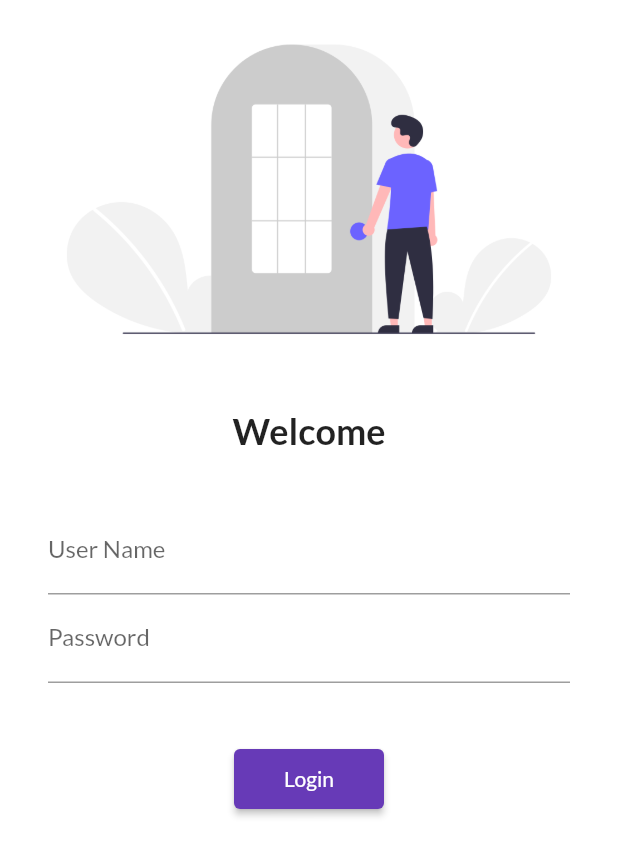
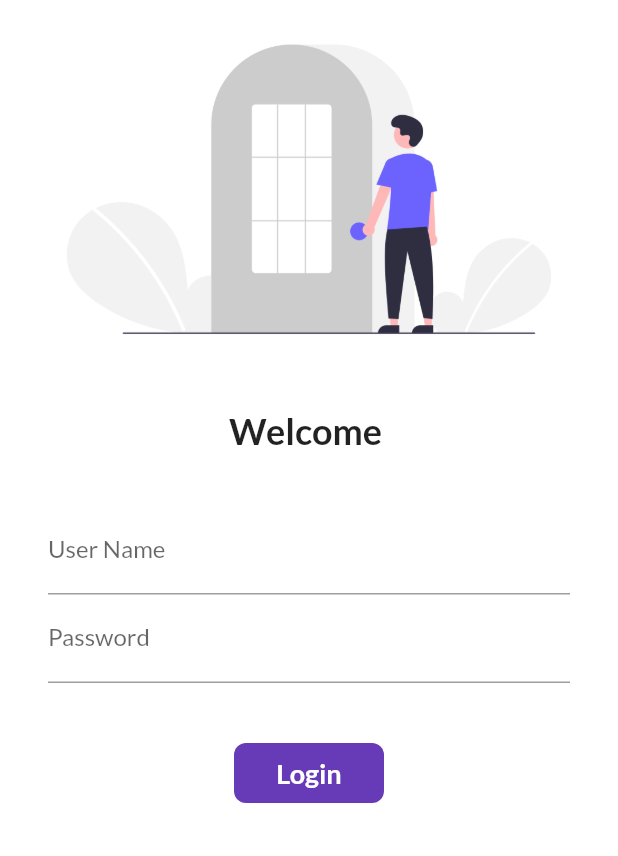
Before and after one commit to praveenpawar/30daysofFlutter, a Flutter app: the screen it shows after launch, on a phone screen of 412 x 824 dp. Shown: the top 856 px of the screen. Run offline on Flutter 3.47's test engine with Material 2 defaults, Android fonts, the phone set to English and light mode, and no system bars; our stand-ins replace google_fonts.

Commit message:
Day6 done

```diff
--- a/lib/Pages/LoginPage.dart
+++ b/lib/Pages/LoginPage.dart
@@ -1,8 +1,14 @@
 import 'package:flutter/material.dart';
-import 'package:flutter_application_1/Pages/home_page.dart';
 import 'package:flutter_application_1/utils/routes.dart';
 
-class LoginPage extends StatelessWidget {
+class LoginPage extends StatefulWidget {
+  @override
+  _LoginPageState createState() => _LoginPageState();
+}
+
+class _LoginPageState extends State<LoginPage> {
+  String name = "";
+  bool changeButton = false;
   @override
   Widget build(BuildContext context) {
     return Material(
@@ -18,7 +24,7 @@ class LoginPage extends StatelessWidget {
               height: 20.0,
             ),
             Text(
-              "Welcome",
+              "Welcome $name",
               style: TextStyle(
                 fontSize: 24,
                 fontWeight: FontWeight.bold,
@@ -35,6 +41,10 @@ class LoginPage extends StatelessWidget {
                   TextFormField(
                     decoration: InputDecoration(
                         hintText: "Enter User Name", labelText: "User Name"),
+                    onChanged: (value) {
+                      name = value;
+                      setState(() {});
+                    },
                   ),
                   TextFormField(
                     obscureText: true,
@@ -44,13 +54,45 @@ class LoginPage extends StatelessWidget {
                   SizedBox(
                     height: 40.0,
                   ),
-                  ElevatedButton(
-                    child: Text("Login"),
-                    style: TextButton.styleFrom(minimumSize: Size(100, 40)),
-                    onPressed: () {
+
+                  InkWell(
+                    onTap: () async {
+                      setState(() {
+                        changeButton = true;
+                      });
+                      await Future.delayed(Duration(seconds: 1));
                       Navigator.pushNamed(context, MyRoutes.homeRoute);
                     },
+                    child: AnimatedContainer(
+                      duration: Duration(seconds: 1),
+                      width: changeButton ? 50 : 100,
+                      height: 40,
+                      alignment: Alignment.center,
+                      child: changeButton
+                          ? Icon(
+                              Icons.done,
+                              color: Colors.white,
+                            )
+                          : Text(
+                              "Login",
+                              style: TextStyle(
+                                  color: Colors.white,
+                                  fontWeight: FontWeight.bold,
+                                  fontSize: 18),
+                            ),
+                      decoration: BoxDecoration(
+                          color: Colors.deepPurple,
+                          borderRadius:
+                              BorderRadius.circular(changeButton ? 50 : 8)),
+                    ),
                   )
+                  // ElevatedButton(
+                  //   child: Text("Login"),
+                  //   style: TextButton.styleFrom(minimumSize: Size(100, 40)),
+                  //   onPressed: () {
+                  //     Navigator.pushNamed(context, MyRoutes.homeRoute);
+                  //   },
+                  // )
                 ],
               ),
             )
```
